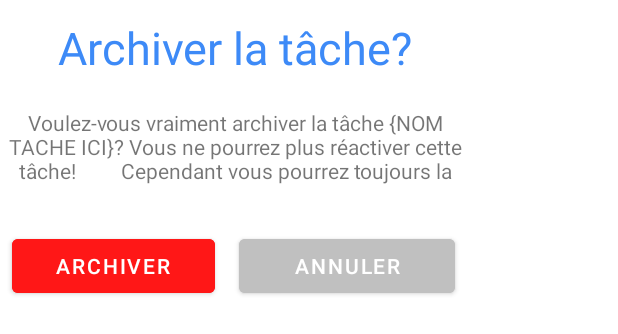
After one commit to sofianghobrini/Vakna, an Android app built with Jetpack Compose: the layout dialog_archive.xml on its own in the app's theme, with its tools: preview values and no code run, on a phone screen of 412 x 824 dp. The commit adds this screen. Shown: the top 334 px of the screen. Run offline under Robolectric (Android 15) with nearby library versions, the phone set to English and light mode, and no system bars; Roboto replaces fonts that are not available here.

Commit message:
Bouton Archiver Fonctionnel

```diff
--- a/app/src/main/java/com/app/vakna/adapters/ListAdapter.kt
+++ b/app/src/main/java/com/app/vakna/adapters/ListAdapter.kt
@@ -3,6 +3,7 @@ package com.app.vakna.adapters
 import android.view.LayoutInflater
 import android.view.View
 import android.view.ViewGroup
+import android.widget.ImageButton
 import android.widget.ImageView
 import android.widget.TextView
 import androidx.recyclerview.widget.RecyclerView
@@ -19,6 +20,7 @@ open class ListAdapter(
         val listType: TextView = itemView.findViewById(R.id.listType)
         val listImportance: TextView = itemView.findViewById(R.id.listImportance)
         val listTermine: SwitchMaterial? = itemView.findViewById(R.id.listSwitchTermine)
+        val boutonArchiverTache: ImageButton? = itemView.findViewById<ImageButton>(R.id.boutonArchiverTache)
     }
 
     override fun onCreateViewHolder(parent: ViewGroup, viewType: Int): TachesViewHolder {
--- /dev/null
+++ b/app/src/main/res/layout/dialog_archive.xml
@@ -0,0 +1,52 @@
+<LinearLayout xmlns:android="http://schemas.android.com/apk/res/android"
+    android:orientation="vertical"
+    android:layout_width="wrap_content"
+    android:layout_height="wrap_content">
+    <TextView
+        android:id="@+id/dialogTitre"
+        android:layout_width="match_parent"
+        android:layout_height="64dp"
+        android:gravity="center"
+        android:scaleType="center"
+        android:text="Archiver la tâche?"
+        android:textSize="30dp"
+        android:textColor="@color/texteCouleurPrincipale"
+        android:contentDescription="@string/app_name"/>
+    <TextView
+        android:id="@+id/dialogTexteWarning"
+        android:inputType="textMultiLine"
+        android:layout_width="match_parent"
+        android:layout_height="wrap_content"
+        android:gravity="center"
+        android:text="Voulez-vous vraiment archiver la tâche {NOM TACHE ICI}? Vous ne pourrez plus réactiver cette tâche!
+        Cependant vous pourrez toujours la revoir dans la page d'archive."
+        android:layout_marginTop="8dp"
+        android:layout_marginLeft="4dp"
+        android:layout_marginRight="4dp"/>
+
+    <LinearLayout
+        android:layout_width="314dp"
+        android:layout_height="92dp"
+        android:orientation="horizontal">
+
+        <Button
+            android:id="@+id/boutonArchiver"
+            android:layout_width="135dp"
+            android:layout_height="wrap_content"
+            android:layout_marginStart="8dp"
+            android:layout_marginTop="30dp"
+            android:layout_marginEnd="16dp"
+            android:backgroundTint="@color/red"
+            android:text="Archiver" />
+
+        <Button
+            android:id="@+id/boutonAnnuler"
+            android:layout_width="144dp"
+            android:layout_height="wrap_content"
+            android:layout_marginTop="30dp"
+            android:layout_marginEnd="8dp"
+            android:backgroundTint="@color/gray"
+            android:text="Annuler" />
+
+    </LinearLayout>
+</LinearLayout>
```
Also changed, not shown: app/src/main/java/com/app/vakna/adapters/ListAdapterBoutons.kt (added, +31 -0 lines), app/src/main/java/com/app/vakna/ui/gerer/GererFragment.kt (+33 -3 lines).
